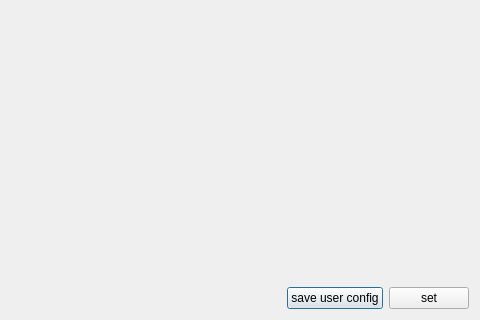
First picture: the form in ui/dialogs/measurementconfigurationdialog.ui, repository OpenIndy/OpenIndy, before the edit; both pictures show x 477 to 957 and y 528 to 848 of the 957 by 848 pixel window.
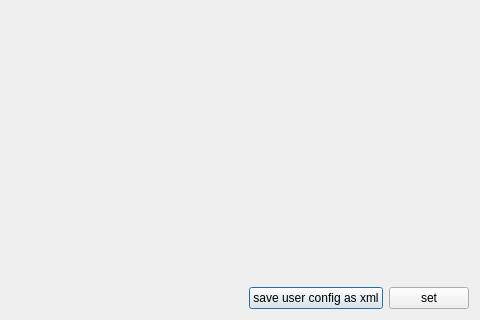
Second picture: the form after the edit. Icons and pictures are not drawn.

Commit message: OI-948: make text clear

```diff
--- a/ui/dialogs/measurementconfigurationdialog.ui
+++ b/ui/dialogs/measurementconfigurationdialog.ui
@@ -50,7 +50,7 @@
         <string>save user config to local file system</string>
        </property>
        <property name="text">
-        <string>save user config</string>
+        <string>save user config as xml</string>
        </property>
       </widget>
      </item>
```
Left out of the diff: 2 changed lines with no effect on the pictures.
